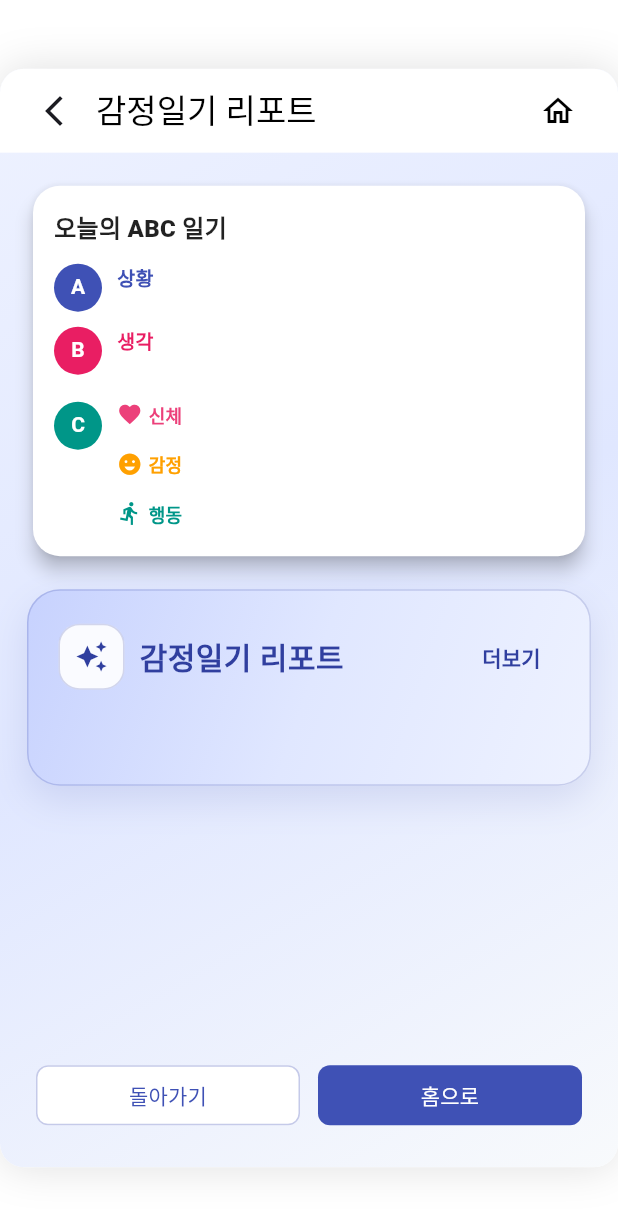
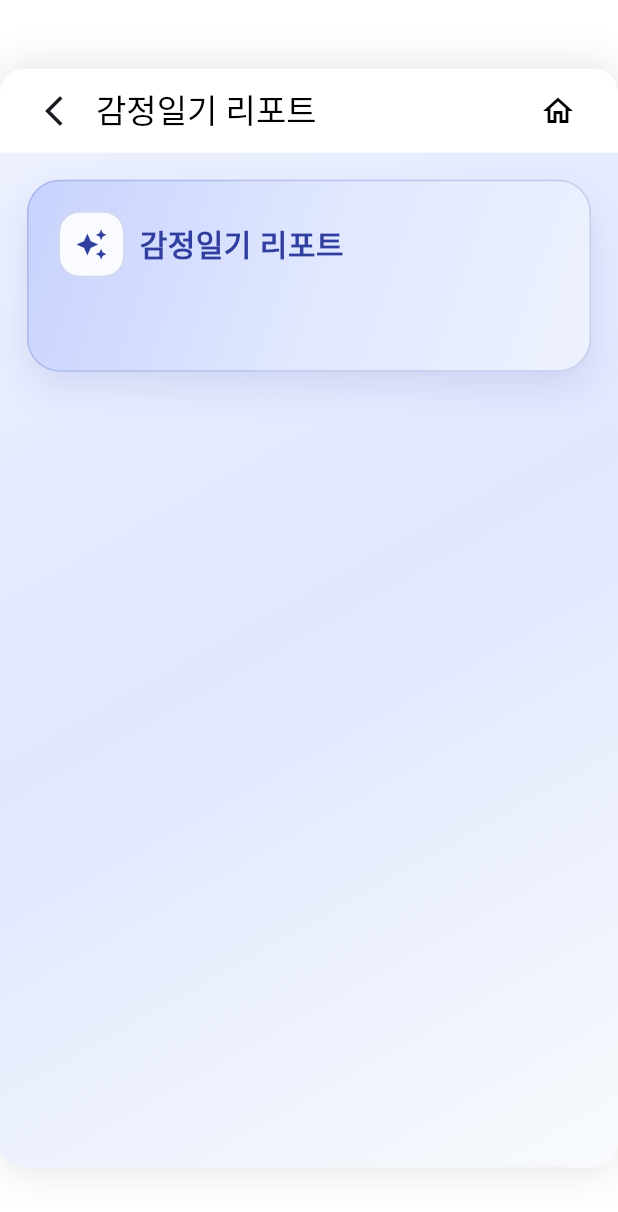
Before and after one commit to mindriumapp-sketch/chi_exp, a Flutter app: the AbcCompleteScreen screen opened directly with empty values, on a phone screen of 412 x 824 dp. Shown: the top 1212 px of the screen. Run offline on Flutter 3.47's test engine with Material 3 defaults, Android fonts, the phone set to English and light mode, and no system bars; our stand-ins replace cloud_firestore, firebase_auth, firebase_core, flutter_local_notifications, flutter_map, geocoding and 6 more; missing offline and left inert: geofence_service; accounts and stored records are empty; Roboto replaces fonts that are missing (Pretendard).

Commit message:
“updated”

```diff
--- a/lib/features/llm/abc_complete.dart
+++ b/lib/features/llm/abc_complete.dart
@@ -4,16 +4,18 @@ import 'package:cloud_firestore/cloud_firestore.dart';
 import 'package:gad_app_team/widgets/custom_appbar.dart';
 import 'package:gad_app_team/widgets/aspect_viewport.dart';
 import 'package:gad_app_team/common/constants.dart';
-import 'package:gad_app_team/widgets/navigation_button.dart';
+import 'package:gad_app_team/widgets/primary_action_button.dart';
 
 class AbcCompleteScreen extends StatelessWidget {
   final String userId;
   final String abcId;
+  final bool fromAbcInput; // true if routed from abc_input
 
   const AbcCompleteScreen({
     super.key,
     required this.userId,
     required this.abcId,
+    this.fromAbcInput = false,
   });
 
   @override
@@ -49,6 +51,7 @@ class AbcCompleteScreen extends StatelessWidget {
                   child: Column(
                     crossAxisAlignment: CrossAxisAlignment.start,
                     children: [
+                      if (fromAbcInput) ...[
                         _AbcCompact(
                           activatingEvent: data['activatingEvent'] ?? '',
                           belief: data['belief'] ?? '',
@@ -57,23 +60,32 @@ class AbcCompleteScreen extends StatelessWidget {
                           c3Behavior: data['c3_behavior'] ?? '',
                         ),
                         const SizedBox(height: 18),
-                      _ReportCard(report: data['report'] ?? '리포트가 없습니다.'),
+                      ],
+                      _ReportCard(
+                        report: data['report'] ?? '리포트가 없습니다.',
+                        alwaysExpanded: !fromAbcInput,
+                      ),
                     ],
                   ),
                 );
               },
             ),
           ),
-          bottomNavigationBar: Padding(
+          bottomNavigationBar: fromAbcInput
+              ? Padding(
                   padding: const EdgeInsets.fromLTRB(24, 0, 24, 24),
-            child: NavigationButtons(
-              leftLabel: '돌아가기',
-              rightLabel: '홈으로',
-              onBack: () => Navigator.pop(context),
-              onNext: () => Navigator.pushNamedAndRemoveUntil(
-                  context, '/home', (_) => false),
+                  child: SizedBox(
+                    width: double.infinity,
+                    height: 56,
+                    child: PrimaryActionButton(
+                      onPressed: () {
+                        Navigator.pushNamedAndRemoveUntil(context, '/home', (_) => false);
+                      },
+                      text:  '홈으로'
+                    )
                   ),
-          ),
+                )
+              : null,
         ),
       ),
     );
@@ -107,7 +119,7 @@ class _AbcCompact extends StatelessWidget {
   @override
   Widget build(BuildContext context) {
     return Card(
-      elevation: 5,
+      elevation: 1,
       color: Colors.white,
       shape: RoundedRectangleBorder(borderRadius: BorderRadius.circular(18)),
       child: Padding(
@@ -298,7 +310,8 @@ class _AbcCompact extends StatelessWidget {
 // ---------------- Report Card ----------------
 class _ReportCard extends StatefulWidget {
   final String report;
-  const _ReportCard({required this.report});
+  final bool alwaysExpanded;
+  const _ReportCard({required this.report, this.alwaysExpanded = false});
 
   @override
   State<_ReportCard> createState() => _ReportCardState();
@@ -311,6 +324,7 @@ class _ReportCardState extends State<_ReportCard>
   @override
   Widget build(BuildContext context) {
     final primary = AppColors.indigo.shade700;
+    final bool expanded = widget.alwaysExpanded ? true : _expanded;
 
     return AnimatedSize(
       duration: const Duration(milliseconds: 220),
@@ -360,6 +374,7 @@ class _ReportCardState extends State<_ReportCard>
                     ),
                   ),
                 ),
+                if (!widget.alwaysExpanded)
                   TextButton(
                     onPressed: () => setState(() => _expanded = !_expanded),
                     style: TextButton.styleFrom(
@@ -400,7 +415,7 @@ class _ReportCardState extends State<_ReportCard>
                   fontFamily: 'Pretendard',
                 ),
               ),
-              crossFadeState: _expanded
+              crossFadeState: expanded
                   ? CrossFadeState.showSecond
                   : CrossFadeState.showFirst,
               duration: const Duration(milliseconds: 220),
```
Also changed, not shown: lib/features/2nd_treatment/abc_input_screen_chip.dart (+14 -1 lines), lib/features/2nd_treatment/abc_input_screen_text.dart (+14 -1 lines). Lines whose indentation alone changed are shown as unchanged.
